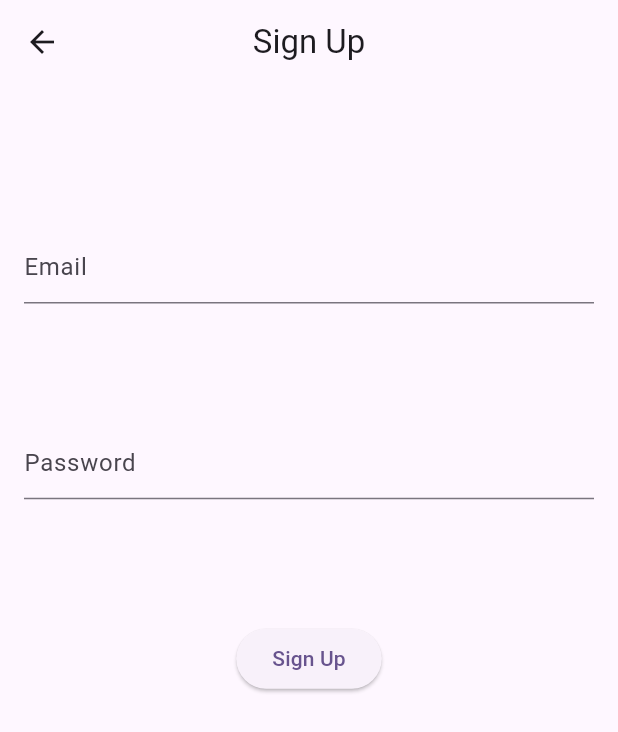
After one commit to NiyasAliPK/stemm, a Flutter app: the screen it shows after launch, after a tap on "Login", after a tap on "Don't have an account? Sign Up", on a phone screen of 412 x 824 dp. The commit adds this screen. Shown: the top 732 px of the screen. Run offline on Flutter 3.47's test engine with Material 2 defaults, Android fonts, the phone set to English and light mode, and no system bars; our stand-ins replace chat_bubbles, firebase_auth, firebase_core, firebase_database, get; accounts and stored records are empty.

Commit message:
day 2 finished chatting functionality - pending doc and video upload - user details

```diff
--- a/lib/app/modules/login/controllers/login_controller.dart
+++ b/lib/app/modules/login/controllers/login_controller.dart
@@ -1,23 +1,26 @@
-import 'dart:developer';
-
 import 'package:firebase_auth/firebase_auth.dart';
 import 'package:firebase_chat/app/utils/utils.dart';
 import 'package:flutter/material.dart';
 import 'package:get/get.dart';
 
 class LoginController extends GetxController {
-  GlobalKey formKey = GlobalKey<FormState>();
+  final formKey = GlobalKey<FormState>();
   final TextEditingController emailController = TextEditingController();
   final TextEditingController passwordController = TextEditingController();
 
   loginWithEmailAndPassword() async {
+    if (!formKey.currentState!.validate()) {
+      return;
+    }
     try {
       final auth = FirebaseAuth.instance;
-      final response = await auth.createUserWithEmailAndPassword(
+      final response = await auth.signInWithEmailAndPassword(
           email: emailController.text, password: passwordController.text);
-      log("message>>>${response.toString()}");
+      Loghelper.responseLogger(screen: "Login", response: response.toString());
     } catch (e) {
-      Loghelper.showToast(message: 'Failed to login, Please try again');
+      Loghelper.showToast(
+          message:
+              'Failed to login, Please check your credentials and try again');
     }
   }
 }
--- a/lib/app/modules/login/views/login_view.dart
+++ b/lib/app/modules/login/views/login_view.dart
@@ -1,3 +1,5 @@
+import 'package:firebase_chat/app/modules/signUp/views/sign_up_view.dart';
+import 'package:firebase_chat/app/utils/utils.dart';
 import 'package:flutter/material.dart';
 
 import 'package:get/get.dart';
@@ -11,6 +13,7 @@ class LoginView extends GetView<LoginController> {
   @override
   Widget build(BuildContext context) {
     return Scaffold(
+      resizeToAvoidBottomInset: false,
       appBar: AppBar(
         title: const Text('Login'),
         centerTitle: true,
@@ -24,16 +27,44 @@ class LoginView extends GetView<LoginController> {
             children: [
               SizedBox(height: context.height * 0.1),
               TextFormField(
-                  decoration: const InputDecoration(hintText: "Email")),
+                controller: _controller.emailController,
+                decoration: const InputDecoration(hintText: "Email"),
+                validator: (value) {
+                  if (value!.isEmpty) {
+                    return 'Please enter your email';
+                  } else if (!Utils.emailRegex.hasMatch(value)) {
+                    return 'Please enter a valid email';
+                  }
+                  return null;
+                },
+              ),
               SizedBox(height: context.height * 0.1),
               TextFormField(
-                  decoration: const InputDecoration(hintText: "Password")),
+                controller: _controller.passwordController,
+                decoration: const InputDecoration(hintText: "Password"),
+                validator: (value) {
+                  if (value!.isEmpty) {
+                    return 'Please enter your password';
+                  } else if (!Utils.passwordRegex.hasMatch(value)) {
+                    return 'Password must contain at least 8 characters, including uppercase, lowercase, and numeric characters';
+                  }
+                  return null;
+                },
+                obscureText: true,
+              ),
               SizedBox(height: context.height * 0.1),
               ElevatedButton(
                   onPressed: () {
                     _controller.loginWithEmailAndPassword();
                   },
-                  child: const Text("Login"))
+                  child: const Text("Login")),
+              Align(
+                  alignment: Alignment.topRight,
+                  child: TextButton(
+                      onPressed: () {
+                        Get.to(() => SignUpView());
+                      },
+                      child: const Text("Don't have an account? Sign Up")))
             ],
           ),
         ),
--- /dev/null
+++ b/lib/app/modules/signUp/controllers/sign_up_controller.dart
@@ -0,0 +1,32 @@
+import 'package:firebase_auth/firebase_auth.dart';
+import 'package:firebase_chat/app/modules/home/views/home_view.dart';
+import 'package:firebase_chat/app/utils/firbase_services.dart';
+import 'package:firebase_chat/app/utils/utils.dart';
+import 'package:flutter/material.dart';
+import 'package:get/get.dart';
+
+class SignUpController extends GetxController {
+  final formKey = GlobalKey<FormState>();
+  final TextEditingController emailController = TextEditingController();
+  final TextEditingController passwordController = TextEditingController();
+
+  signUpWithEmailAndPassword() async {
+    if (!formKey.currentState!.validate()) {
+      return;
+    }
+    try {
+      final auth = FirebaseAuth.instance;
+      final response = await auth.createUserWithEmailAndPassword(
+          email: emailController.text, password: passwordController.text);
+      Loghelper.responseLogger(
+          screen: 'Sing Up', response: response.toString());
+      if (response.additionalUserInfo!.isNewUser && response.user != null) {
+        FirebaseHelper.addUser(
+            email: response.user!.email!, uid: response.user!.uid);
+        Get.offAll(() => HomeView());
+      }
+    } catch (e) {
+      Loghelper.showToast(message: 'Failed to Sign Up, Please try again');
+    }
+  }
+}
--- /dev/null
+++ b/lib/app/modules/signUp/views/sign_up_view.dart
@@ -0,0 +1,68 @@
+import 'package:firebase_chat/app/utils/utils.dart';
+import 'package:flutter/material.dart';
+
+import 'package:get/get.dart';
+
+import '../controllers/sign_up_controller.dart';
+
+class SignUpView extends GetView<SignUpController> {
+  final SignUpController _controller = Get.put(SignUpController());
+
+  SignUpView({super.key});
+  @override
+  Widget build(BuildContext context) {
+    return Scaffold(
+      resizeToAvoidBottomInset: false,
+      appBar: AppBar(
+        title: const Text('Sign Up'),
+        centerTitle: true,
+        automaticallyImplyLeading: true,
+      ),
+      body: SafeArea(
+        child: Padding(
+          padding: const EdgeInsets.all(16),
+          child: Form(
+            key: _controller.formKey,
+            child: Column(
+              children: [
+                SizedBox(height: context.height * 0.1),
+                TextFormField(
+                  controller: _controller.emailController,
+                  decoration: const InputDecoration(hintText: "Email"),
+                  validator: (value) {
+                    if (value!.isEmpty) {
+                      return 'Please enter your email';
+                    } else if (!Utils.emailRegex.hasMatch(value)) {
+                      return 'Please enter a valid email';
+                    }
+                    return null;
+                  },
+                ),
+                SizedBox(height: context.height * 0.1),
+                TextFormField(
+                  controller: _controller.passwordController,
+                  decoration: const InputDecoration(hintText: "Password"),
+                  validator: (value) {
+                    if (value!.isEmpty) {
+                      return 'Please enter your password';
+                    } else if (!Utils.passwordRegex.hasMatch(value)) {
+                      return 'Password must contain at least 8 characters, including uppercase, lowercase, and numeric characters';
+                    }
+                    return null;
+                  },
+                  obscureText: true,
+                ),
+                SizedBox(height: context.height * 0.1),
+                ElevatedButton(
+                    onPressed: () {
+                      _controller.signUpWithEmailAndPassword();
+                    },
+                    child: const Text("Sign Up")),
+              ],
+            ),
+          ),
+        ),
+      ),
+    );
+  }
+}
--- a/lib/app/routes/app_routes.dart
+++ b/lib/app/routes/app_routes.dart
@@ -4,9 +4,15 @@ part of 'app_pages.dart';
 abstract class Routes {
   Routes._();
   static const LOGIN = _Paths.LOGIN;
+  static const SIGN_UP = _Paths.SIGN_UP;
+  static const HOME = _Paths.HOME;
+  static const CHAT = _Paths.CHAT;
 }
 
 abstract class _Paths {
   _Paths._();
   static const LOGIN = '/login';
+  static const SIGN_UP = '/sign-up';
+  static const HOME = '/home';
+  static const CHAT = '/chat';
 }
--- /dev/null
+++ b/lib/app/utils/firbase_services.dart
@@ -0,0 +1,69 @@
+import 'dart:async';
+
+import 'package:firebase_auth/firebase_auth.dart';
+import 'package:firebase_chat/app/utils/models.dart';
+import 'package:firebase_core/firebase_core.dart';
+import 'package:firebase_database/firebase_database.dart';
+
+class FirebaseHelper {
+  static const String baseRtdbUrl =
+      'https://stemmchat-default-rtdb.firebaseio.com/';
+
+  static const String members = "$baseRtdbUrl/users";
+  // FirebaseHelper._internal();
+  // static final FirebaseHelper _instance = FirebaseHelper._internal();
+  // factory FirebaseHelper() => _instance;
+
+  static final firebaseApp = Firebase.app(defaultFirebaseAppName);
+
+  static Stream<DatabaseEvent>? databaseStream;
+  final StreamController<DatabaseEvent> _streamController =
+      StreamController.broadcast();
+  StreamController<DatabaseEvent> get watchTimeDbUpdates => _streamController;
+
+  static FirebaseDatabase get getDataBase {
+    return FirebaseDatabase.instanceFor(
+        app: firebaseApp, databaseURL: baseRtdbUrl);
+  }
+
+  static addUser({required String email, required String uid}) async {
+    getDataBase.refFromURL(members).push().set({"email": email, "uid": uid});
+  }
+
+  static Future<DatabaseEvent> fetchAllUser() async {
+    return await getDataBase.refFromURL(members).once();
+  }
+
+  static DatabaseReference chatRoomRef({required UserResponse selectedUser}) {
+    return getDataBase.refFromURL(baseRtdbUrl).child('chatRoom').child(
+        getRoomId(
+            uids: [FirebaseAuth.instance.currentUser!.uid, selectedUser.uid!]));
+  }
+
+  static sendChat(
+      {required UserResponse selectedUser, required String message}) {
+    return chatRoomRef(selectedUser: selectedUser)
+        .child(DateTime.now().millisecondsSinceEpoch.toString())
+        .set({
+      'uid': FirebaseAuth.instance.currentUser?.uid,
+      'message': message,
+    });
+  }
+
+  getChatsForRoom({required UserResponse selectedUser}) {
+    chatRoomRef(selectedUser: selectedUser).ref.onChildAdded.listen((event) {
+      // if (_streamController.isClosed) {
+      //   _streamController = StreamController.broadcast();
+      // }
+      _streamController.add(event);
+    });
+    // chatStream = databaseStream?.listen((event) {
+    //   _streamController.add(event);
+    // });
+  }
+
+  static String getRoomId({required List<String> uids}) {
+    uids.sort((a, b) => a.compareTo(b));
+    return uids.join();
+  }
+}
--- /dev/null
+++ b/lib/app/utils/models.dart
@@ -0,0 +1,13 @@
+class UserResponse {
+  String? email;
+  String? uid;
+
+  UserResponse({required this.email, required this.uid});
+}
+
+class MessageModel {
+  String? uid;
+  String? message;
+
+  MessageModel({required this.message, required this.uid});
+}
--- a/lib/app/utils/utils.dart
+++ b/lib/app/utils/utils.dart
@@ -1,3 +1,5 @@
+import 'dart:developer';
+
 import 'package:flutter/material.dart';
 import 'package:get/get.dart';
 
@@ -10,4 +12,14 @@ class Loghelper {
       duration: const Duration(seconds: 2),
     ));
   }
+
+  static responseLogger({required String screen, required String response}) {
+    log("$screen Response >>>> $response");
+  }
 }
+
+class Utils {
+  static final emailRegex = RegExp(r'^[\w-\.]+@([\w-]+\.)+[\w-]{2,4}$');
+  static final passwordRegex =
+      RegExp(r'^(?=.*?[A-Z])(?=.*?[a-z])(?=.*?[0-9]).{8,}$');
+}
--- a/lib/main.dart
+++ b/lib/main.dart
@@ -1,3 +1,5 @@
+import 'package:firebase_auth/firebase_auth.dart';
+import 'package:firebase_chat/app/modules/home/views/home_view.dart';
 import 'package:firebase_chat/app/modules/login/views/login_view.dart';
 import 'package:firebase_core/firebase_core.dart';
 import 'package:flutter/material.dart';
@@ -26,7 +28,18 @@ class MyApp extends StatelessWidget {
         colorScheme: ColorScheme.fromSeed(seedColor: Colors.deepPurple),
         useMaterial3: true,
       ),
-      home: LoginView(),
+      home: StreamBuilder<User?>(
+        stream: FirebaseAuth.instance.authStateChanges(),
+        builder: (BuildContext context, AsyncSnapshot snapshot) {
+          if (snapshot.hasData && snapshot.data != null) {
+            return HomeView();
+          } else if (snapshot.connectionState == ConnectionState.waiting) {
+            return const Center(child: CircularProgressIndicator());
+          } else {
+            return LoginView();
+          }
+        },
+      ),
     );
   }
 }
--- a/pubspec.yaml
+++ b/pubspec.yaml
@@ -31,9 +31,11 @@ dependencies:
   cupertino_icons: ^1.0.2
   firebase_core: any
   firebase_auth: any
+  firebase_database: any
   flutter:
     sdk: flutter
   get: any
+  chat_bubbles: any
 
 dev_dependencies:
 
```
Also changed, not shown: lib/app/modules/chat/bindings/chat_binding.dart (added, +12 -0 lines), lib/app/modules/chat/controllers/chat_controller.dart (added, +25 -0 lines), lib/app/modules/chat/views/chat_view.dart (added, +108 -0 lines), lib/app/modules/home/bindings/home_binding.dart (added, +12 -0 lines), lib/app/modules/home/controllers/home_controller.dart (added, +41 -0 lines), lib/app/modules/home/views/home_view.dart (added, +70 -0 lines), lib/app/modules/signUp/bindings/sign_up_binding.dart (added, +12 -0 lines), lib/app/routes/app_pages.dart (+22 -0 lines).
